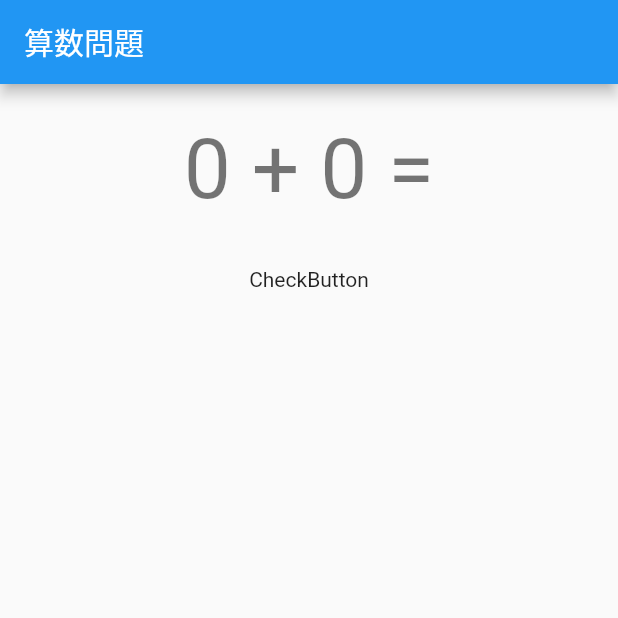
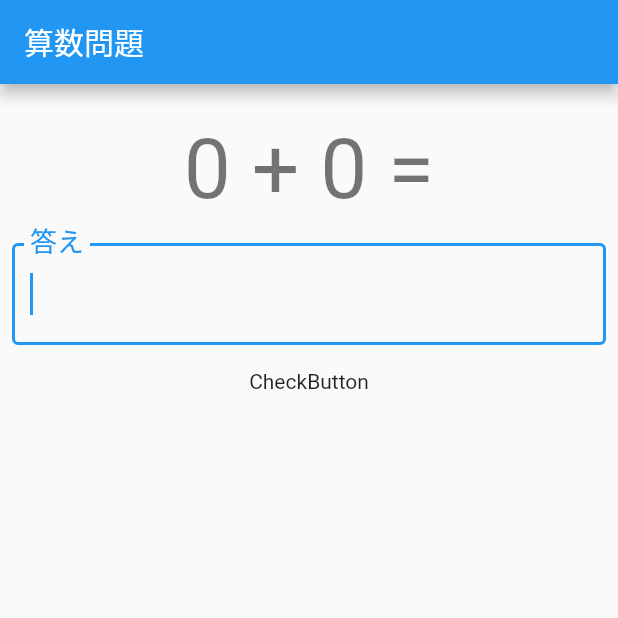
Before and after one commit to Ta23ka98/cariculator_imitation, a Flutter app: the screen it shows after launch, on a phone screen of 412 x 824 dp, the top half of it. Run offline on Flutter 3.47's test engine with Material 2 defaults, Android fonts, the phone set to English and light mode, and no system bars; our stand-ins replace flutter_riverpod, freezed_annotation.

Commit message:
update: AnswerTextFieldのUIを実装

```diff
--- a/lib/components/answer_textfield.dart
+++ b/lib/components/answer_textfield.dart
@@ -12,8 +12,24 @@ class AnswerTextField extends ConsumerStatefulWidget {
 }
 
 class _AnswerTextFieldState extends ConsumerState<AnswerTextField> {
+  final _controller = TextEditingController();
   @override
   Widget build(BuildContext context) {
-    return Container();
+    //回答文字列プロバイダーを監視して、外部から回答文字列が表示されたら
+    //テキストフィールドの文字列にも反映するhanneisuru
+    return TextField(
+      controller: _controller,
+      decoration: const InputDecoration(
+        border: OutlineInputBorder(),
+        labelText: '答え',
+      ),
+      keyboardType: TextInputType.number,
+      style: Theme.of(context).textTheme.headline5,
+      autofocus: true,
+      //回答文字列プロバイダーを都度更新する
+      onChanged: null,
+      //キーボードの完了ボタン押下で回答を設定する
+      onSubmitted: null,
+    );
   }
 }
```
